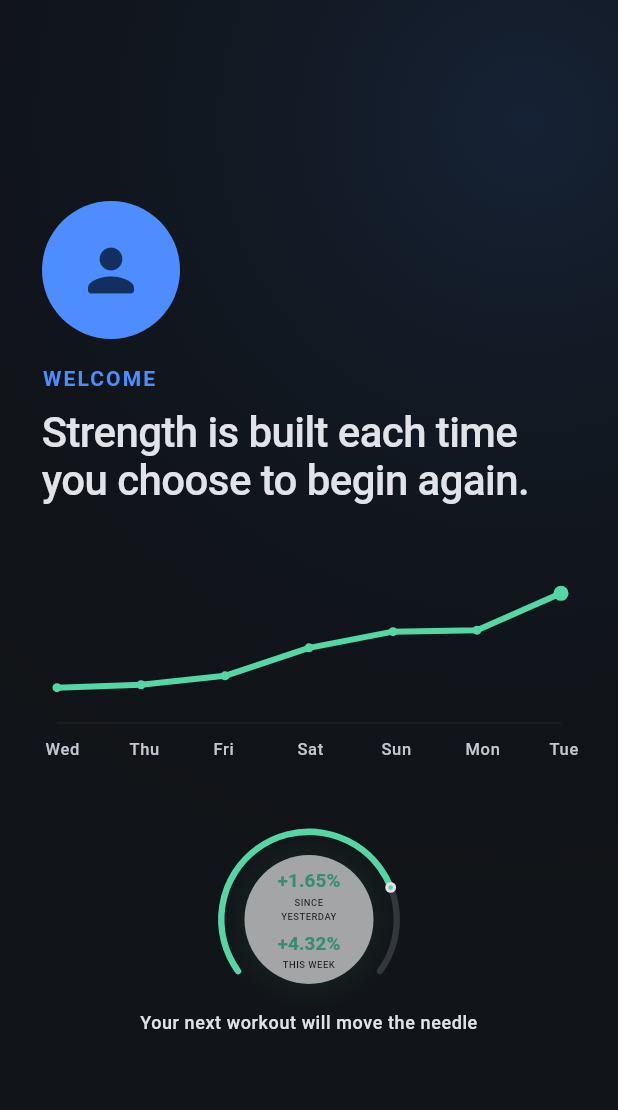
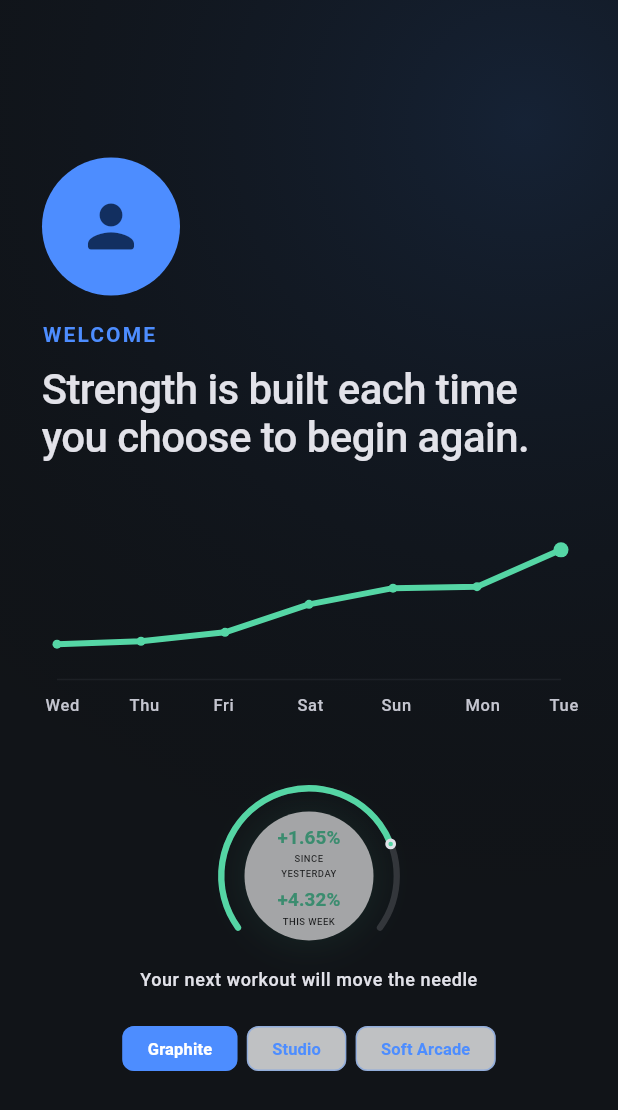
Before and after one commit to HyperspaceArchitecture/fitpulse, a Flutter app: the screen it shows after launch, on a phone screen of 412 x 824 dp. Shown: the top 1110 px of the screen. Run offline on Flutter 3.47's test engine with Material 3 defaults, Android fonts, the phone set to English and light mode, and no system bars; our stand-ins replace flutter_riverpod, go_router, image_picker, shared_preferences.

Commit message:
Add welcome theme switcher

```diff
--- a/lib/features/dashboard/presentation/pages/startup_page.dart
+++ b/lib/features/dashboard/presentation/pages/startup_page.dart
@@ -1,5 +1,7 @@
 import 'package:fitpulse/core/routing/app_router.dart';
 import 'package:fitpulse/core/theme/app_theme.dart';
+import 'package:fitpulse/core/theme/app_theme_variant.dart';
+import 'package:fitpulse/core/theme/theme_controller.dart';
 import 'package:fitpulse/features/dashboard/data/motivational_quotes.dart';
 import 'package:fitpulse/features/dashboard/presentation/widgets/momentum_needle.dart';
 import 'package:fitpulse/features/onboarding/application/profile_controller.dart';
@@ -45,6 +47,7 @@ class _StartupPageState extends ConsumerState<StartupPage> {
     final lift = latestWorkout?.momentumLift ?? 0;
     final memberName = profile?.displayName.trim();
     final colors = Theme.of(context).extension<FitPulseColors>()!;
+    final selectedTheme = ref.watch(themeControllerProvider).value;
 
     return Scaffold(
       body: DecoratedBox(
@@ -149,6 +152,8 @@ class _StartupPageState extends ConsumerState<StartupPage> {
                           identity,
                           const SizedBox(height: 24),
                           growth,
+                          const SizedBox(height: 18),
+                          _ThemeSwitcher(selected: selectedTheme),
                         ],
                       );
                     }
@@ -157,7 +162,17 @@ class _StartupPageState extends ConsumerState<StartupPage> {
                       children: [
                         Expanded(flex: 4, child: identity),
                         const SizedBox(width: 54),
-                        Expanded(flex: 6, child: growth),
+                        Expanded(
+                          flex: 6,
+                          child: Column(
+                            mainAxisSize: MainAxisSize.min,
+                            children: [
+                              growth,
+                              const SizedBox(height: 18),
+                              _ThemeSwitcher(selected: selectedTheme),
+                            ],
+                          ),
+                        ),
                       ],
                     );
                   },
@@ -277,3 +292,37 @@ class _GainLine extends StatelessWidget {
     );
   }
 }
+
+class _ThemeSwitcher extends ConsumerWidget {
+  const _ThemeSwitcher({required this.selected});
+
+  final AppThemeVariant? selected;
+
+  @override
+  Widget build(BuildContext context, WidgetRef ref) {
+    final primary = Theme.of(context).colorScheme.primary;
+    return Wrap(
+      alignment: WrapAlignment.center,
+      spacing: 6,
+      children: AppThemeVariant.values.map((variant) {
+        final active = selected == variant;
+        return ChoiceChip(
+          label: Text(variant.label),
+          selected: active,
+          onSelected: (_) =>
+              ref.read(themeControllerProvider.notifier).select(variant),
+          labelStyle: TextStyle(
+            color: active ? Colors.white : primary,
+            fontSize: 11,
+            fontWeight: FontWeight.w600,
+          ),
+          selectedColor: primary,
+          backgroundColor: Colors.white.withValues(alpha: 0.72),
+          side: BorderSide(color: primary.withValues(alpha: 0.22)),
+          visualDensity: VisualDensity.compact,
+          showCheckmark: false,
+        );
+      }).toList(),
+    );
+  }
+}
```
